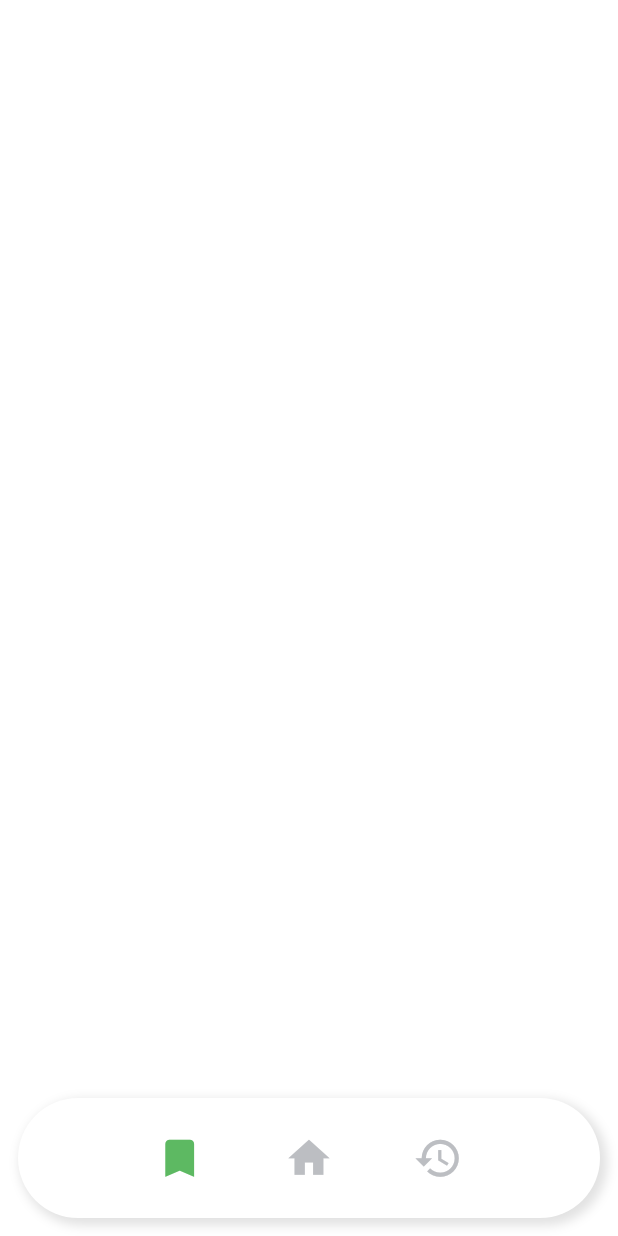
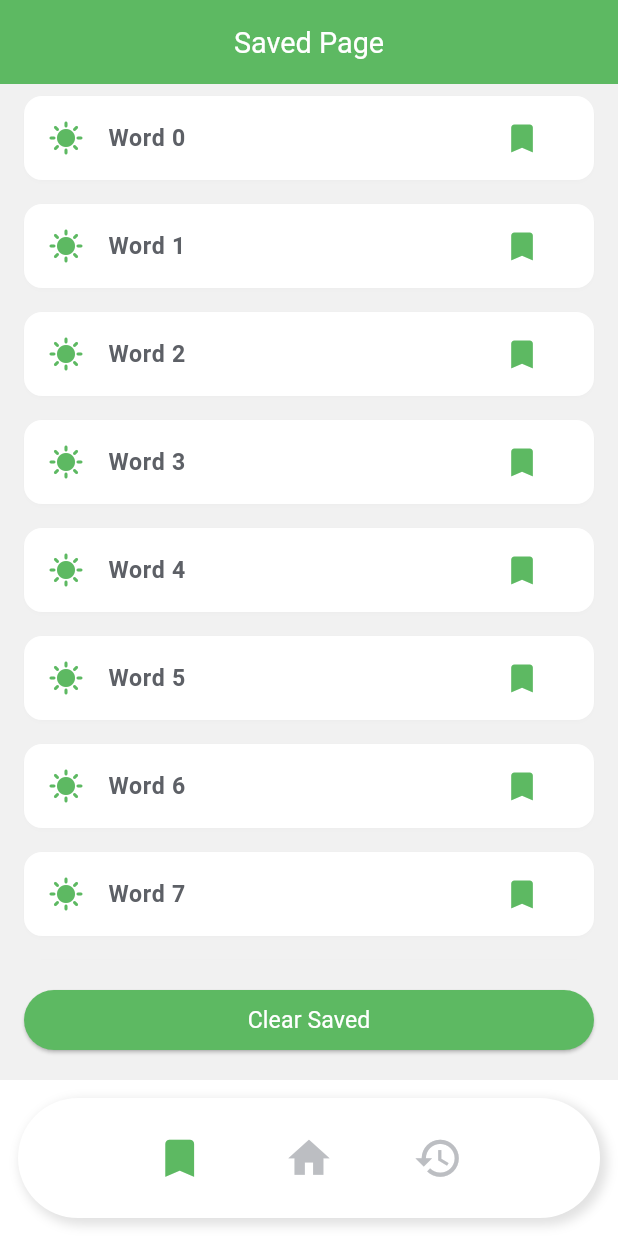
Before and after one commit to binimuse/hebrew_to_amharic, a Flutter app: the screen it shows after launch, scrolled down 140 dp, after a tap on the "bookmark" icon, on a phone screen of 412 x 824 dp. Run offline on Flutter 3.47's test engine with Material 3 defaults, Android fonts, the phone set to English and light mode, and no system bars; our stand-ins replace flutter_image_compress, font_awesome_flutter, get, hive, shared_preferences, sizer; accounts and stored records are empty; Roboto replaces fonts that are missing (Poppins).

```diff
--- a/lib/app/modules/main_page/controllers/main_page_controller.dart
+++ b/lib/app/modules/main_page/controllers/main_page_controller.dart
@@ -1,13 +1,14 @@
 import 'package:get/get.dart';
 import 'package:flutter/material.dart';
+import 'package:hebrew_to_amharic/app/modules/history_page/views/history_page_view.dart';
 import 'package:hebrew_to_amharic/app/modules/home/views/home_view.dart';
+import 'package:hebrew_to_amharic/app/modules/saved_page/views/saved_page_view.dart';
 
 class MainPageController extends GetxController {
   List<Widget> pages = [
     HomeView(),
-    SizedBox(),
-    SizedBox(),
-    SizedBox(),
+    SavedPageView(),
+    HistoryPageView(),
   ];
 
   final count = 0.obs;
--- /dev/null
+++ b/lib/app/modules/saved_page/controllers/saved_page_controller.dart
@@ -0,0 +1,23 @@
+import 'package:get/get.dart';
+
+class SavedPageController extends GetxController {
+  //TODO: Implement SavedPageController
+
+  final count = 0.obs;
+  @override
+  void onInit() {
+    super.onInit();
+  }
+
+  @override
+  void onReady() {
+    super.onReady();
+  }
+
+  @override
+  void onClose() {
+    super.onClose();
+  }
+
+  void increment() => count.value++;
+}
--- /dev/null
+++ b/lib/app/modules/saved_page/views/saved_page_view.dart
@@ -0,0 +1,122 @@
+import 'package:flutter/material.dart';
+
+import 'package:get/get.dart';
+import 'package:hebrew_to_amharic/app/config/app_colors.dart';
+import 'package:hebrew_to_amharic/app/config/app_sizes.dart';
+import 'package:hebrew_to_amharic/app/routes/app_pages.dart';
+
+import '../../../config/app_theme.dart';
+import '../controllers/saved_page_controller.dart';
+
+class SavedPageView extends StatefulWidget {
+  SavedPageView({
+    Key? key,
+    this.isfromHome,
+  }) : super(key: key);
+
+  final bool? isfromHome;
+
+  @override
+  State<SavedPageView> createState() => _HomeViewState();
+}
+
+class _HomeViewState extends State<SavedPageView> {
+  late SavedPageController controller;
+
+  @override
+  void initState() {
+    controller = Get.put(SavedPageController());
+
+    super.initState();
+  }
+
+  @override
+  Widget build(BuildContext context) {
+    return Scaffold(
+      backgroundColor: AppColors.grayLighter.withOpacity(0.3),
+      body: Column(
+        children: [
+          Container(
+            color: AppColors.primary,
+            child: Column(
+              children: [
+                AppBar(
+                  backgroundColor: AppColors.primary,
+                  title: Text(
+                    "Saved Page",
+                    style: AppTypography.poppins10W400.copyWith(
+                      fontSize: AppSizes.font_20,
+                      color: Colors.white,
+                    ),
+                  ),
+                  centerTitle: true,
+                  elevation: 0, // Remove shadow
+                ),
+              ],
+            ),
+          ),
+          Expanded(
+            child: ListView.builder(
+              itemCount: 10, // Replace with the actual number of items
+              itemBuilder: (context, index) {
+                return GestureDetector(
+                  onTap: () {
+                    Get.toNamed(Routes.DETAIL_PAGE);
+                    // Handle word detail navigation
+                  },
+                  child: Card(
+                    shadowColor: Colors.white.withOpacity(0.1),
+                    color: Colors.white,
+                    margin: const EdgeInsets.symmetric(
+                        horizontal: 16.0, vertical: 8.0),
+                    child: ListTile(
+                      leading: Icon(
+                        Icons.sunny,
+                        color: AppColors.primary,
+                      ),
+                      title: Text('Word $index',
+                          style: AppTypography.poppins10W400.copyWith(
+                            fontSize: AppSizes.font_16,
+                            color: AppColors.grayDark,
+                            fontWeight: FontWeight.bold,
+                          )),
+                      trailing: IconButton(
+                        icon: Icon(
+                          Icons.bookmark,
+                          size: AppSizes.font_18,
+                          color: AppColors.primary,
+                        ),
+                        onPressed: () {
+                          // Handle bookmark action
+                        },
+                      ),
+                    ),
+                  ),
+                );
+              },
+            ),
+          ),
+          Container(
+            padding: const EdgeInsets.all(16.0),
+            width: double.infinity,
+            child: ElevatedButton(
+              style: ElevatedButton.styleFrom(
+                primary: AppColors.primary,
+              ),
+              onPressed: () {
+                // Handle clear history action
+              },
+              child: Text(
+                'Clear Saved',
+                style: AppTypography.poppins10W400.copyWith(
+                  fontSize: AppSizes.font_16,
+                  color: Colors.white,
+                ),
+              ),
+            ),
+          ),
+        ],
+      ),
+    );
+  }
+}
--- a/lib/app/routes/app_pages.dart
+++ b/lib/app/routes/app_pages.dart
@@ -2,10 +2,14 @@ import 'package:get/get.dart';
 
 import '../modules/detail_page/bindings/detail_page_binding.dart';
 import '../modules/detail_page/views/detail_page_view.dart';
+import '../modules/history_page/bindings/history_page_binding.dart';
+import '../modules/history_page/views/history_page_view.dart';
 import '../modules/home/bindings/home_binding.dart';
 import '../modules/home/views/home_view.dart';
 import '../modules/main_page/bindings/main_page_binding.dart';
 import '../modules/main_page/views/main_page_view.dart';
+import '../modules/saved_page/bindings/saved_page_binding.dart';
+import '../modules/saved_page/views/saved_page_view.dart';
 import '../modules/splash_screen/bindings/splash_screen_binding.dart';
 import '../modules/splash_screen/views/splash_screen_view.dart';
 
@@ -37,5 +41,15 @@ class AppPages {
       page: () => const DetailPageView(),
       binding: DetailPageBinding(),
     ),
+    GetPage(
+      name: _Paths.HISTORY_PAGE,
+      page: () => HistoryPageView(),
+      binding: HistoryPageBinding(),
+    ),
+    GetPage(
+      name: _Paths.SAVED_PAGE,
+      page: () =>  SavedPageView(),
+      binding: SavedPageBinding(),
+    ),
   ];
 }
--- a/lib/app/routes/app_routes.dart
+++ b/lib/app/routes/app_routes.dart
@@ -7,6 +7,8 @@ abstract class Routes {
   static const SPLASH_SCREEN = _Paths.SPLASH_SCREEN;
   static const MAIN_PAGE = _Paths.MAIN_PAGE;
   static const DETAIL_PAGE = _Paths.DETAIL_PAGE;
+  static const HISTORY_PAGE = _Paths.HISTORY_PAGE;
+  static const SAVED_PAGE = _Paths.SAVED_PAGE;
 }
 
 abstract class _Paths {
@@ -15,4 +17,6 @@ abstract class _Paths {
   static const SPLASH_SCREEN = '/splash-screen';
   static const MAIN_PAGE = '/main-page';
   static const DETAIL_PAGE = '/detail-page';
+  static const HISTORY_PAGE = '/history-page';
+  static const SAVED_PAGE = '/saved-page';
 }
```
Also changed, not shown: lib/app/common/app_drawer.dart (+8 -8 lines), lib/app/modules/history_page/bindings/history_page_binding.dart (added, +12 -0 lines), lib/app/modules/history_page/controllers/history_page_controller.dart (added, +23 -0 lines), lib/app/modules/history_page/views/history_page_view.dart (added, +121 -0 lines), lib/app/modules/saved_page/bindings/saved_page_binding.dart (added, +12 -0 lines).
